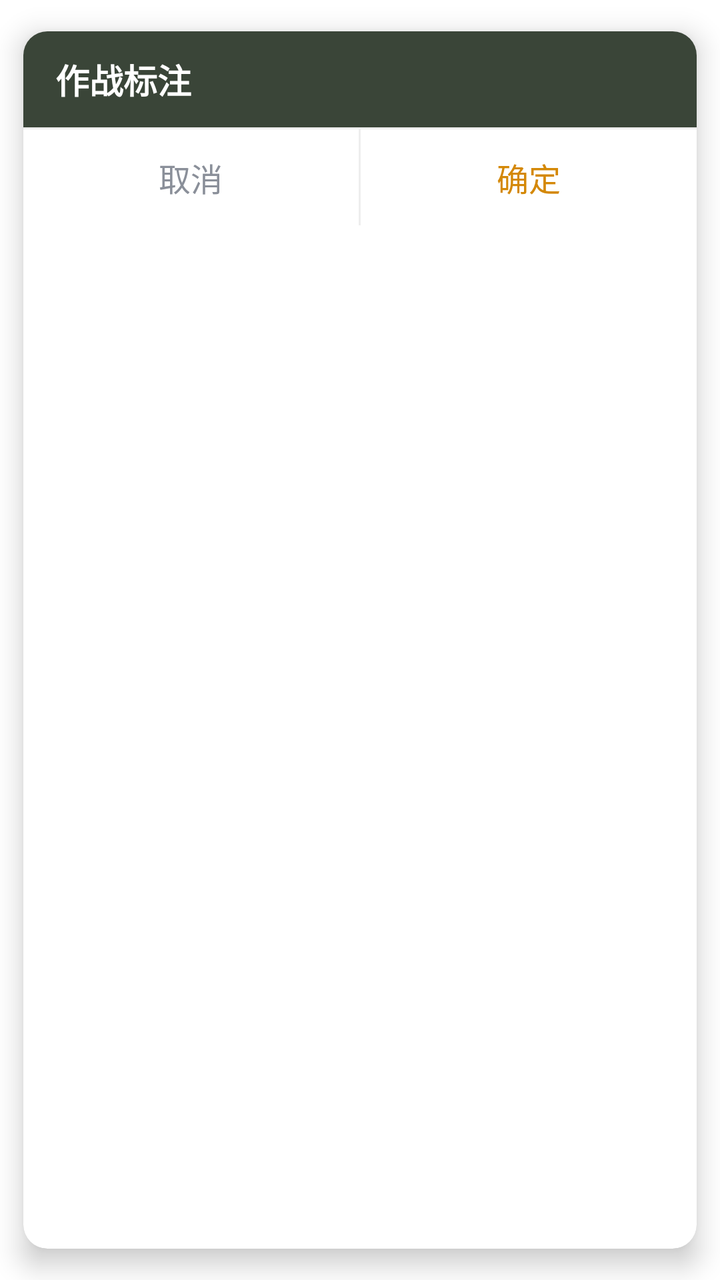
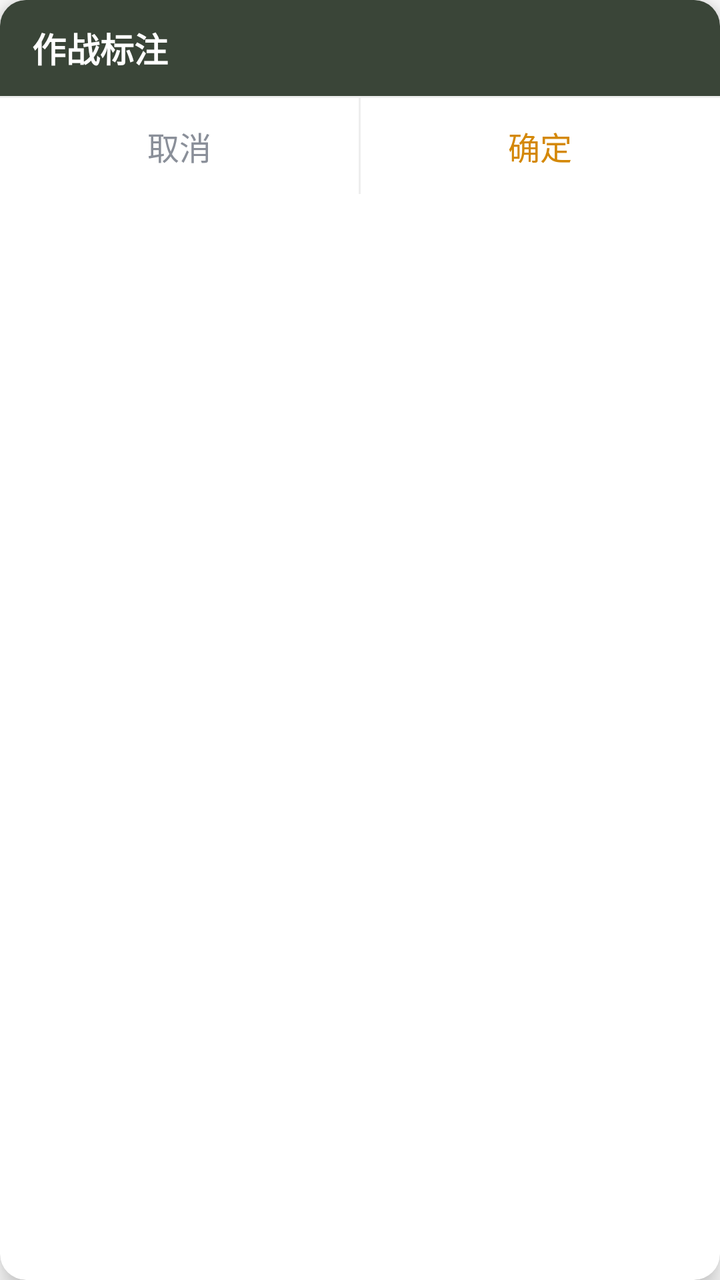

Before-and-after screenshots of an Android layout around one commit, followed by the original layout XML and the change that was made.
<!-- AndroidManifest.xml: application theme Theme.OpenRtComm -->
<!-- res/layout/dialog_battle_mark_pick.xml -->
<?xml version="1.0" encoding="utf-8"?>
<androidx.cardview.widget.CardView xmlns:android="http://schemas.android.com/apk/res/android"
    xmlns:app="http://schemas.android.com/apk/res-auto"
    android:layout_width="match_parent"
    android:layout_height="wrap_content"
    app:cardBackgroundColor="@color/white"
    app:cardCornerRadius="12dp"
    app:cardElevation="8dp"
    app:cardUseCompatPadding="true">

    <LinearLayout
        android:layout_width="match_parent"
        android:layout_height="wrap_content"
        android:orientation="vertical">

        <LinearLayout
            android:layout_width="match_parent"
            android:layout_height="48dp"
            android:background="@color/map_dialog_header_camo"
            android:gravity="center_vertical"
            android:orientation="horizontal"
            android:paddingStart="16dp"
            android:paddingEnd="16dp">

            <TextView
                android:id="@+id/tvBattleMarkDialogTitle"
                android:layout_width="match_parent"
                android:layout_height="wrap_content"
                android:text="作战标注"
                android:textColor="@color/white"
                android:textSize="17sp"
                android:textStyle="bold" />
        </LinearLayout>

        <androidx.recyclerview.widget.RecyclerView
            android:id="@+id/rvBattleMarkTypes"
            android:layout_width="match_parent"
            android:layout_height="wrap_content"
            android:clipToPadding="false"
            android:overScrollMode="never"
            android:scrollbars="vertical" />

        <View
            android:layout_width="match_parent"
            android:layout_height="1dp"
            android:background="@color/map_dialog_divider" />

        <LinearLayout
            android:layout_width="match_parent"
            android:layout_height="48dp"
            android:orientation="horizontal">

            <TextView
                android:id="@+id/btnBattleMarkCancel"
                android:layout_width="0dp"
                android:layout_height="match_parent"
                android:layout_weight="1"
                android:background="?android:attr/selectableItemBackground"
                android:gravity="center"
                android:text="取消"
                android:textColor="@color/map_dialog_footer_cancel"
                android:textSize="16sp" />

            <View
                android:layout_width="1dp"
                android:layout_height="match_parent"
                android:background="@color/map_dialog_divider" />

            <TextView
                android:id="@+id/btnBattleMarkConfirm"
                android:layout_width="0dp"
                android:layout_height="match_parent"
                android:layout_weight="1"
                android:background="?android:attr/selectableItemBackground"
                android:gravity="center"
                android:text="确定"
                android:textColor="@color/map_dialog_footer_confirm"
                android:textSize="16sp" />
        </LinearLayout>
    </LinearLayout>
</androidx.cardview.widget.CardView>
<!-- resources referenced by this layout -->
<resources>
  <color name="map_dialog_divider">#EEEEEE</color>
  <color name="map_dialog_footer_cancel">#8A8F99</color>
  <color name="map_dialog_footer_confirm">#D48806</color>
  <color name="map_dialog_header_camo">#3A4538</color>
  <color name="white">#FFFFFFFF</color>
  <style name="Theme.OpenRtComm" parent="Theme.MaterialComponents.Light.NoActionBar">
          
          <item name="colorPrimary">@color/av_button_active_color</item>
          <item name="colorPrimaryVariant">@color/av_button_active_color</item>
          <item name="colorOnPrimary">@color/white</item>
          
          <item name="colorSecondary">@color/teal_200</item>
          <item name="colorSecondaryVariant">@color/teal_700</item>
          <item name="colorOnSecondary">@color/black</item>
          
          <item name="android:statusBarColor">?attr/colorPrimaryVariant</item>
          
      </style>
  <color name="av_button_active_color">#4095e5</color>
  <color name="teal_200">#FF03DAC5</color>
  <color name="teal_700">#FF018786</color>
  <color name="black">#FF000000</color>
</resources>

<!-- the commit's change to res/layout/dialog_battle_mark_pick.xml (unified diff, before → after) -->
@@ -1,81 +1,75 @@
 <?xml version="1.0" encoding="utf-8"?>
-<androidx.cardview.widget.CardView xmlns:android="http://schemas.android.com/apk/res/android"
-    xmlns:app="http://schemas.android.com/apk/res-auto"
+<LinearLayout xmlns:android="http://schemas.android.com/apk/res/android"
     android:layout_width="match_parent"
     android:layout_height="wrap_content"
-    app:cardBackgroundColor="@color/white"
-    app:cardCornerRadius="12dp"
-    app:cardElevation="8dp"
-    app:cardUseCompatPadding="true">
+    android:background="@drawable/bg_map_dialog_card"
+    android:clipToOutline="true"
+    android:elevation="8dp"
+    android:orientation="vertical"
+    android:outlineProvider="background">
 
     <LinearLayout
         android:layout_width="match_parent"
-        android:layout_height="wrap_content"
-        android:orientation="vertical">
+        android:layout_height="48dp"
+        android:background="@drawable/bg_map_dialog_header"
+        android:gravity="center_vertical"
+        android:orientation="horizontal"
+        android:paddingStart="16dp"
+        android:paddingEnd="16dp">
 
-        <LinearLayout
-            android:layout_width="match_parent"
-            android:layout_height="48dp"
-            android:background="@color/map_dialog_header_camo"
-            android:gravity="center_vertical"
-            android:orientation="horizontal"
-            android:paddingStart="16dp"
-            android:paddingEnd="16dp">
-
-            <TextView
-                android:id="@+id/tvBattleMarkDialogTitle"
-                android:layout_width="match_parent"
-                android:layout_height="wrap_content"
-                android:text="作战标注"
-                android:textColor="@color/white"
-                android:textSize="17sp"
-                android:textStyle="bold" />
-        </LinearLayout>
-
-        <androidx.recyclerview.widget.RecyclerView
-            android:id="@+id/rvBattleMarkTypes"
+        <TextView
+            android:id="@+id/tvBattleMarkDialogTitle"
             android:layout_width="match_parent"
             android:layout_height="wrap_content"
-            android:clipToPadding="false"
-            android:overScrollMode="never"
-            android:scrollbars="vertical" />
+            android:text="作战标注"
+            android:textColor="@color/white"
+            android:textSize="17sp"
+            android:textStyle="bold" />
+    </LinearLayout>
+
+    <androidx.recyclerview.widget.RecyclerView
+        android:id="@+id/rvBattleMarkTypes"
+        android:layout_width="match_parent"
+        android:layout_height="wrap_content"
+        android:clipToPadding="false"
+        android:overScrollMode="never"
+        android:scrollbars="vertical" />
+
+    <View
+        android:layout_width="match_parent"
+        android:layout_height="1dp"
+        android:background="@color/map_dialog_divider" />
+
+    <LinearLayout
+        android:layout_width="match_parent"
+        android:layout_height="48dp"
+        android:orientation="horizontal">
+
+        <TextView
+            android:id="@+id/btnBattleMarkCancel"
+            android:layout_width="0dp"
+            android:layout_height="match_parent"
+            android:layout_weight="1"
+            android:background="?android:attr/selectableItemBackground"
+            android:gravity="center"
+            android:text="取消"
+            android:textColor="@color/map_dialog_footer_cancel"
+            android:textSize="16sp" />
 
         <View
-            android:layout_width="match_parent"
-            android:layout_height="1dp"
+            android:layout_width="1dp"
+            android:layout_height="match_parent"
             android:background="@color/map_dialog_divider" />
 
-        <LinearLayout
-            android:layout_width="match_parent"
-            android:layout_height="48dp"
-            android:orientation="horizontal">
-
-            <TextView
-                android:id="@+id/btnBattleMarkCancel"
-                android:layout_width="0dp"
-                android:layout_height="match_parent"
-                android:layout_weight="1"
-                android:background="?android:attr/selectableItemBackground"
-                android:gravity="center"
-                android:text="取消"
-                android:textColor="@color/map_dialog_footer_cancel"
-                android:textSize="16sp" />
-
-            <View
-                android:layout_width="1dp"
-                android:layout_height="match_parent"
-                android:background="@color/map_dialog_divider" />
-
-            <TextView
-                android:id="@+id/btnBattleMarkConfirm"
-                android:layout_width="0dp"
-                android:layout_height="match_parent"
-                android:layout_weight="1"
-                android:background="?android:attr/selectableItemBackground"
-                android:gravity="center"
-                android:text="确定"
-                android:textColor="@color/map_dialog_footer_confirm"
-                android:textSize="16sp" />
-        </LinearLayout>
+        <TextView
+            android:id="@+id/btnBattleMarkConfirm"
+            android:layout_width="0dp"
+            android:layout_height="match_parent"
+            android:layout_weight="1"
+            android:background="?android:attr/selectableItemBackground"
+            android:gravity="center"
+            android:text="确定"
+            android:textColor="@color/map_dialog_footer_confirm"
+            android:textSize="16sp" />
     </LinearLayout>
-</androidx.cardview.widget.CardView>
+</LinearLayout>
<!-- resource entries referenced after the edit -->
@@ -5,6 +5,24 @@
   <color name="map_dialog_footer_confirm">#D48806</color>
   <color name="map_dialog_header_camo">#3A4538</color>
   <color name="white">#FFFFFFFF</color>
+  <!-- drawable bg_map_dialog_card (drawable) -->
+  <?xml version="1.0" encoding="utf-8"?>
+  <shape xmlns:android="http://schemas.android.com/apk/res/android"
+      android:shape="rectangle">
+      <solid android:color="@color/white" />
+      <corners android:radius="13dp" />
+  </shape>
+  <!-- drawable bg_map_dialog_header (drawable) -->
+  <?xml version="1.0" encoding="utf-8"?>
+  <shape xmlns:android="http://schemas.android.com/apk/res/android"
+      android:shape="rectangle">
+      <solid android:color="@color/map_dialog_header_camo" />
+      <corners
+          android:topLeftRadius="12dp"
+          android:topRightRadius="12dp"
+          android:bottomLeftRadius="0dp"
+          android:bottomRightRadius="0dp" />
+  </shape>
   <style name="Theme.OpenRtComm" parent="Theme.MaterialComponents.Light.NoActionBar">
           
           <item name="colorPrimary">@color/av_button_active_color</item>
